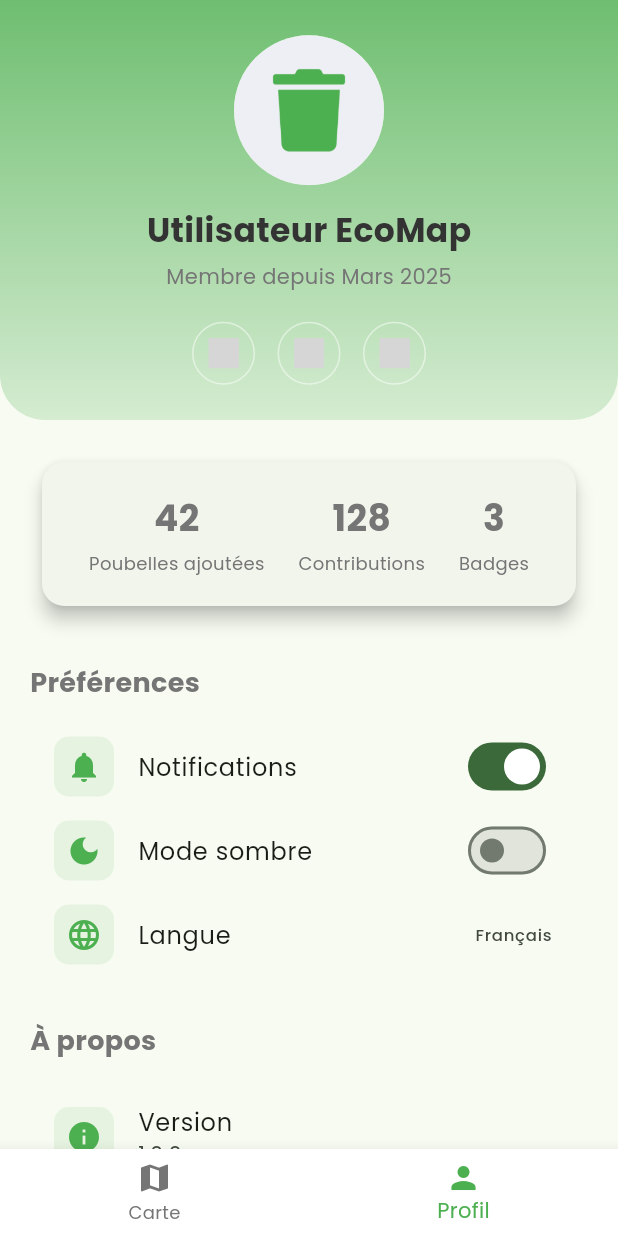
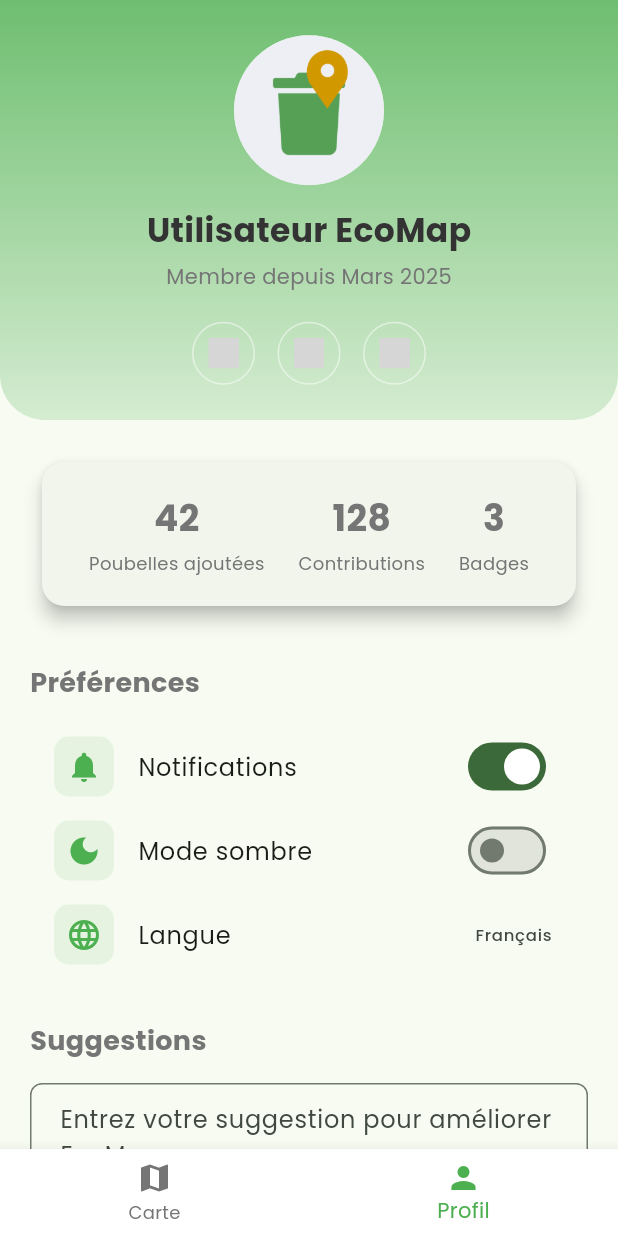
Before and after one commit to Rodrigue-k/ecomap, a Flutter app: the screen it shows after launch, item 2 of the bottom bar chosen, on a phone screen of 412 x 824 dp. Run offline on Flutter 3.47's test engine with Material 3 defaults, Android fonts, the phone set to English and light mode, and no system bars; our stand-ins replace cloud_firestore, device_info_plus, firebase_core, flutter_dotenv, flutter_riverpod, flutter_svg and 8 more; accounts and stored records are empty; grey boxes are pictures that could not be loaded.

Commit message:
Système de suggestions dans le profil

```diff
--- a/lib/screens/profile_screen.dart
+++ b/lib/screens/profile_screen.dart
@@ -1,5 +1,8 @@
 import 'package:flutter/material.dart';
 import 'package:flutter_svg/flutter_svg.dart';
+import 'package:cloud_firestore/cloud_firestore.dart';
+import 'package:device_info_plus/device_info_plus.dart';
+import 'package:package_info_plus/package_info_plus.dart';
 import '../core/app_theme.dart';
 
 class ProfileScreen extends StatelessWidget {
@@ -16,6 +19,8 @@ class ProfileScreen extends StatelessWidget {
             _buildStatsCard(),
             const SizedBox(height: 30),
             _buildSettingsSection(),
+            const SizedBox(height: 30),
+            _buildSuggestionSection(context), // Nouvelle section
             const SizedBox(height: 30),
             _buildAppInfoSection(),
           ],
@@ -154,6 +159,92 @@ class ProfileScreen extends StatelessWidget {
     );
   }
 
+  Widget _buildSuggestionSection(BuildContext context) {
+    final TextEditingController suggestionController = TextEditingController();
+
+    return Padding(
+      padding: const EdgeInsets.symmetric(horizontal: 20),
+      child: Column(
+        crossAxisAlignment: CrossAxisAlignment.start,
+        children: [
+          const Text(
+            'Suggestions',
+            style: TextStyle(fontSize: 18, fontWeight: FontWeight.bold),
+          ),
+          const SizedBox(height: 15),
+          TextField(
+            controller: suggestionController,
+            decoration: InputDecoration(
+              hintText: 'Entrez votre suggestion pour améliorer EcoMap...',
+              border: OutlineInputBorder(
+                borderRadius: BorderRadius.circular(8),
+                borderSide: const BorderSide(color: AppTheme.textSecondary),
+              ),
+              contentPadding: const EdgeInsets.symmetric(horizontal: 16, vertical: 12),
+            ),
+            maxLines: 4,
+          ),
+          const SizedBox(height: 10),
+          Align(
+            alignment: Alignment.centerRight,
+            child: ElevatedButton(
+              onPressed: () async {
+                if (suggestionController.text.trim().isEmpty) {
+                  ScaffoldMessenger.of(context).showSnackBar(
+                    const SnackBar(content: Text('Veuillez entrer une suggestion valide.')),
+                  );
+                  return;
+                }
+
+                try {
+                  // Récupérer l'ID du device (optionnel)
+                  final deviceInfo = DeviceInfoPlugin();
+                  String? deviceId;
+                  try {
+                    final androidInfo = await deviceInfo.androidInfo;
+                    deviceId = androidInfo.id; // Ou autre propriété unique
+                  } catch (e) {
+                    deviceId = 'unknown';
+                  }
+
+                  // Récupérer la version de l'app
+                  final packageInfo = await PackageInfo.fromPlatform();
+                  final appVersion = packageInfo.version;
+
+                  // Envoyer la suggestion à Firestore
+                  await FirebaseFirestore.instance.collection('suggestions').add({
+                    'text': suggestionController.text.trim(),
+                    'timestamp': DateTime.now().toIso8601String(),
+                    'deviceId': deviceId,
+                    'appVersion': appVersion,
+                  });
+
+                  suggestionController.clear();
+                  ScaffoldMessenger.of(context).showSnackBar(
+                    const SnackBar(content: Text('Suggestion envoyée avec succès !')),
+                  );
+                } catch (e) {
+                  ScaffoldMessenger.of(context).showSnackBar(
+                    SnackBar(content: Text('Erreur lors de l\'envoi : $e')),
+                  );
+                }
+              },
+              style: ElevatedButton.styleFrom(
+                backgroundColor: AppTheme.primaryColor,
+                foregroundColor: Colors.white,
+                padding: const EdgeInsets.symmetric(horizontal: 24, vertical: 12),
+                shape: RoundedRectangleBorder(
+                  borderRadius: BorderRadius.circular(8),
+                ),
+              ),
+              child: const Text('Envoyer'),
+            ),
+          ),
+        ],
+      ),
+    );
+  }
+
   Widget _buildSettingTile({
     required IconData icon,
     required String title,
--- a/pubspec.yaml
+++ b/pubspec.yaml
@@ -53,6 +53,7 @@ dependencies:
   logger: ^2.6.1
   permission_handler: ^12.0.1
   flutter_svg: ^2.2.0
+  device_info_plus: ^11.5.0
 
 dev_dependencies:
   flutter_test:
```
Also changed, not shown: assets/icon/icon.png, assets/images/current_location.png, pubspec.lock, 28 other files.
